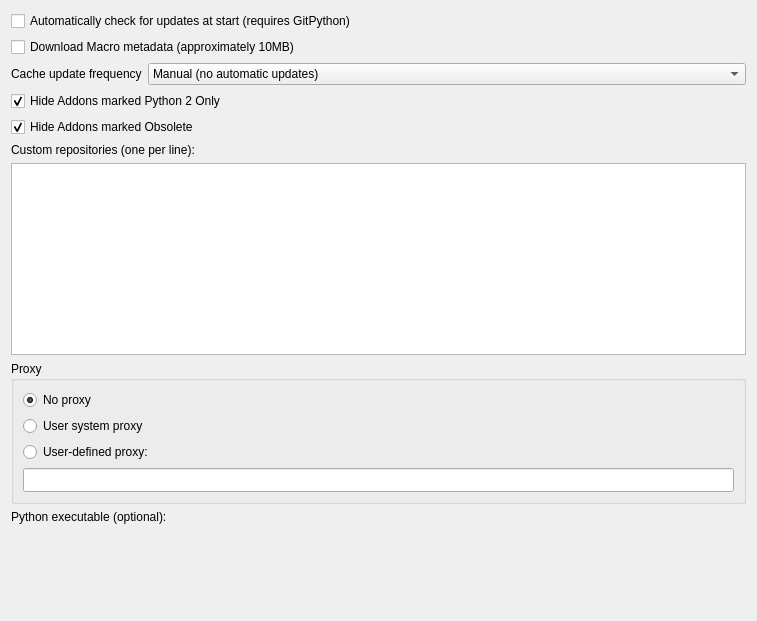
Before: the Qt Designer form AddonManagerOptions.ui in chennes/AddonManager, drawn with Qt 5.
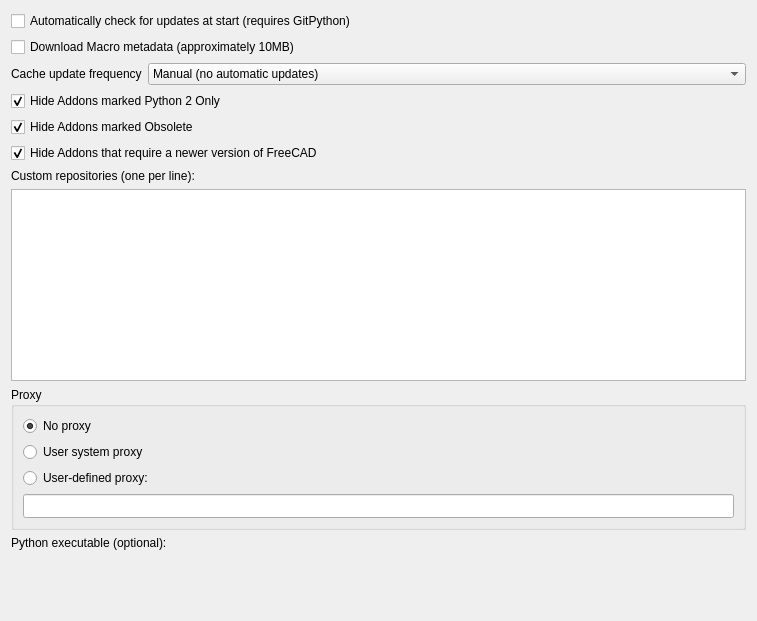
After: the same form once the commit is applied. Custom widgets are drawn as their Qt base class.

Commit message: Addon Manager: Check for requires newer FreeCAD

Diff of the .ui file:
```diff
--- a/AddonManagerOptions.ui
+++ b/AddonManagerOptions.ui
@@ -122,6 +122,22 @@
      </property>
     </widget>
    </item>
+   <item>
+    <widget class="Gui::PrefCheckBox" name="guiprefcheckboxhidenewerfreecadrequired">
+     <property name="text">
+      <string>Hide Addons that require a newer version of FreeCAD</string>
+     </property>
+     <property name="checked">
+      <bool>true</bool>
+     </property>
+     <property name="prefPath" stdset="0">
+      <string>Addons</string>
+     </property>
+     <property name="prefEntry" stdset="0">
+      <string>HideNewerFreeCADRequired</string>
+     </property>
+    </widget>
+   </item>
    <item>
     <widget class="QLabel" name="label">
      <property name="text">
```
The commit also changes 2 other files.
